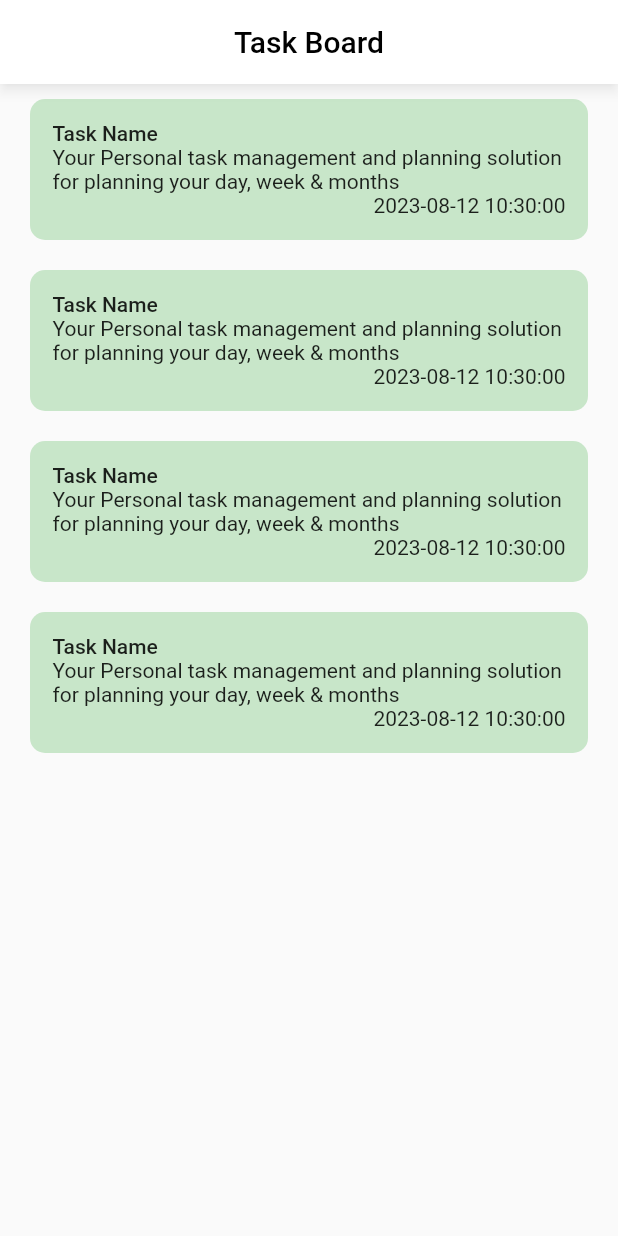
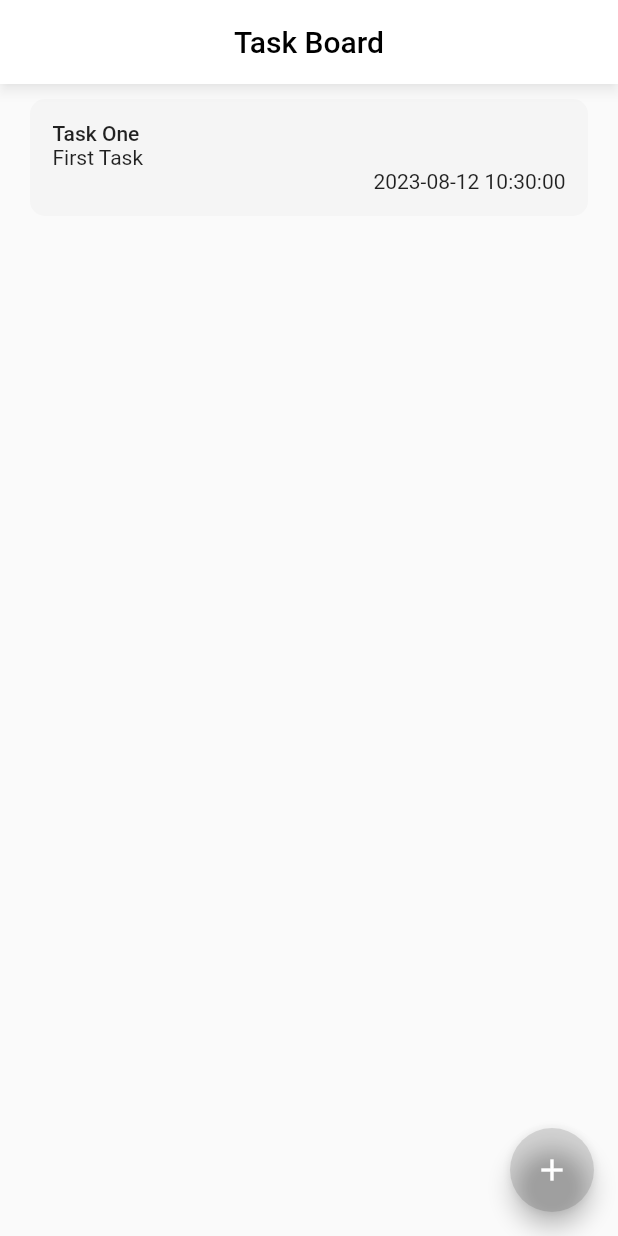
Before and after one commit to Atika72/taskCard_flutter, a Flutter app: the NewPage screen opened directly, on a phone screen of 412 x 824 dp. Run offline on Flutter 3.47's test engine with Material 2 defaults, Android fonts, the phone set to English and light mode, and no system bars.

```diff
--- /dev/null
+++ b/lib/Add Task.dart
@@ -0,0 +1,17 @@
+class AddTask{
+  final String taskName;
+  final String taskDetails;
+  final DateTime dateTime;
+//constructor
+  AddTask({
+    required this.taskName,
+    required this.taskDetails,
+    required this.dateTime
+
+  });
+
+  @override
+  String toString() {
+    return 'AddTask{taskName: $taskName, taskDetails: $taskDetails, dateTime: $dateTime}';
+  }
+}
--- a/lib/main.dart
+++ b/lib/main.dart
@@ -1,6 +1,7 @@
 // import 'dart:ffi';
 
 import 'package:flutter/material.dart';
+import 'package:flutter_01/Screen/Tip_Calculator.dart';
 import 'package:flutter_01/new_page.dart';
 
 void main() {
@@ -47,7 +48,7 @@ class _HomeState extends State<Home> {
             ElevatedButton(
               onPressed: () {
                 Navigator.of(context).push(
-                    MaterialPageRoute(builder: (context) => const NewPage()));
+                    MaterialPageRoute(builder: (context) => const TipCalculator()));
               },
               // style: ButtonStyle(),
               child: const Text("Let's get started"),
--- a/lib/new_page.dart
+++ b/lib/new_page.dart
@@ -1,4 +1,7 @@
 import 'package:flutter/material.dart';
+import 'package:flutter_01/taskListPage.dart';
+
+import 'Add Task.dart';
 
 class NewPage extends StatefulWidget {
   const NewPage({super.key});
@@ -8,6 +11,8 @@ class NewPage extends StatefulWidget {
 }
 
 class _NewPageState extends State<NewPage> {
+  List<AddTask> taskList=[];
+
   @override
   Widget build(BuildContext context) {
     return Scaffold(
@@ -19,50 +24,28 @@ class _NewPageState extends State<NewPage> {
         backgroundColor: Colors.white,
       ),
 
-      body:const Column(
+      body:Column(
         children: [
-          TaskCard(),
-          TaskCard(),
-          TaskCard(),
-          TaskCard()
+          TaskCard(
+            taskName: "Task One",
+            taskDetails: "First Task",
+            dateTime: DateTime.now(),
+          ),
         ],
+      ),
+
+      floatingActionButton: FloatingActionButton(
+        onPressed:() {
+          taskList.add(
+              AddTask(
+                  taskName: "taskName",
+                  taskDetails: "taskDetails",
+                  dateTime: DateTime.now())
+          );
+        },
+        backgroundColor: Colors.black12,
+        child: const Icon(Icons.add, color: Colors.white,),
       ),
     );
   }
 }
-
-class TaskCard extends StatefulWidget {
-  const TaskCard({super.key});
-
-  @override
-  State<TaskCard> createState() => _TaskCardState();
-}
-
-class _TaskCardState extends State<TaskCard> {
-  @override
-  Widget build(BuildContext context) {
-    return Container(
-      margin: const EdgeInsets.symmetric(horizontal: 20, vertical: 10),
-      padding: const EdgeInsets.all(15),
-
-      decoration: BoxDecoration(
-          color: Colors.green.shade100,
-          borderRadius: BorderRadius.circular(10)
-      ),
-      child: Column(
-        crossAxisAlignment: CrossAxisAlignment.start,
-        children: [
-          const Text("Task Name", style: TextStyle(fontWeight: FontWeight.w500),),
-          const Text("Your Personal task management and planning solution for planning your day, week & months"),
-          Row(
-            mainAxisAlignment: MainAxisAlignment.end,
-            children: [
-              Text(DateTime.now().toString().split(".")[0]),
-            ],
-          )
-        ],
-      ),
-
-    );
-  }
-}
--- /dev/null
+++ b/lib/taskListPage.dart
@@ -0,0 +1,41 @@
+import 'package:flutter/material.dart';
+
+class TaskCard extends StatefulWidget {
+  final String taskName;
+  final String taskDetails;
+  final DateTime dateTime;
+
+  const TaskCard({super.key, required this.taskName, required this.taskDetails, required this.dateTime});
+
+  @override
+  State<TaskCard> createState() => _TaskCardState();
+}
+
+class _TaskCardState extends State<TaskCard> {
+  @override
+  Widget build(BuildContext context) {
+    return Container(
+      margin: const EdgeInsets.symmetric(horizontal: 20, vertical: 10),
+      padding: const EdgeInsets.all(15),
+
+      decoration: BoxDecoration(
+          color: Colors.grey.shade100,
+          borderRadius: BorderRadius.circular(10)
+      ),
+      child:Column(
+        crossAxisAlignment: CrossAxisAlignment.start,
+        children: [
+           Text(widget.taskName, style: const TextStyle(fontWeight: FontWeight.w500)),
+           Text(widget.taskDetails),
+          Row(
+            mainAxisAlignment: MainAxisAlignment.end,
+            children: [
+              Text(widget.dateTime.toString().split(".")[0]),
+            ],
+          )
+        ],
+      ),
+
+    );
+  }
+}
```
Also changed, not shown: lib/Screen/tip_calculator.dart (added, +171 -0 lines), lib/Widget/simple_input_widget.dart (added, +76 -0 lines).
